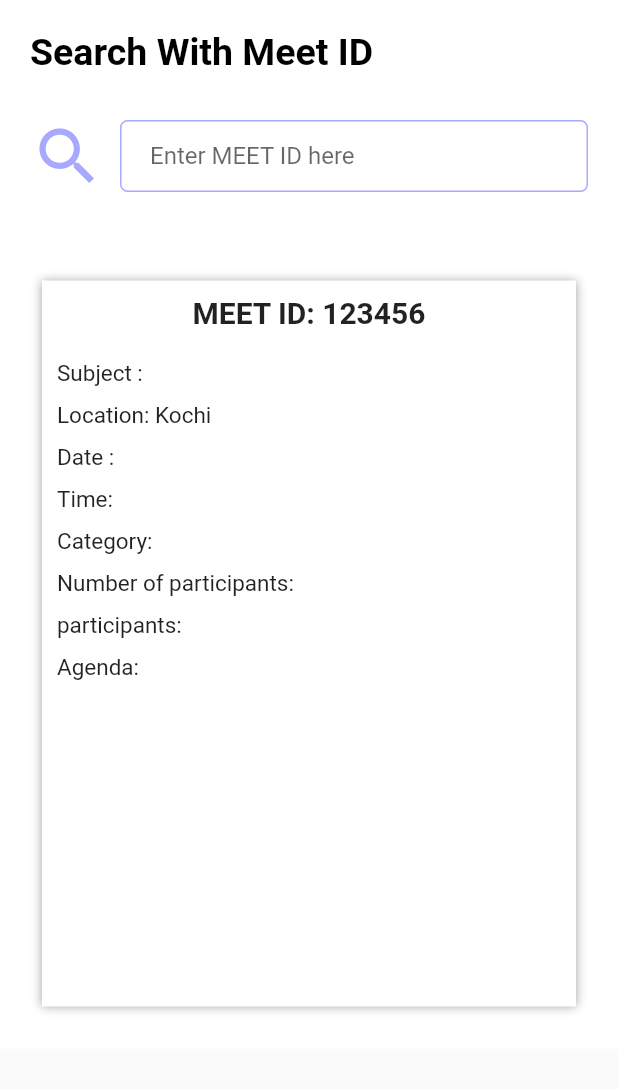
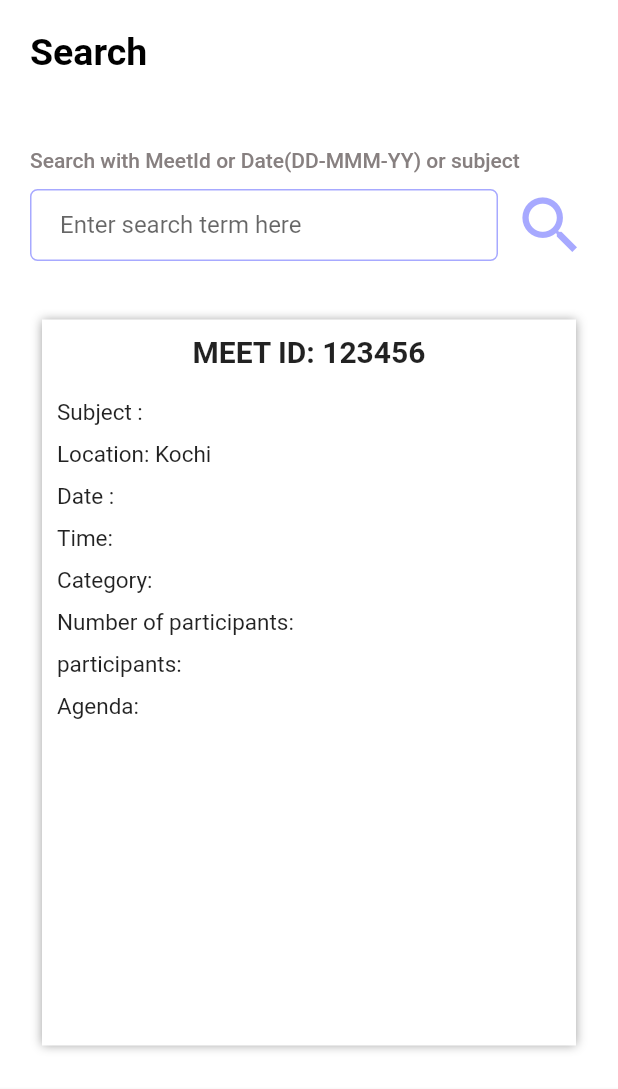
Before and after one commit to AdharshReghu/Minutes-Tracker-V2, a Flutter app: the SearchID screen opened directly, on a phone screen of 412 x 824 dp. Shown: the top 1089 px of the screen. Run offline on Flutter 3.47's test engine with Material 2 defaults, Android fonts, the light colour scheme and no system bars; our stand-ins replace cloud_firestore, file_picker, firebase_auth, firebase_core, get; accounts and stored records are empty.

Commit message:
edited search page

```diff
--- a/lib/views/searchMeetID.dart
+++ b/lib/views/searchMeetID.dart
@@ -5,7 +5,8 @@ import 'package:minutes_tracker/models/meetingCardModel.dart';
 import '../models/meetingList.dart';
 
 class SearchID extends StatelessWidget {
-  const SearchID({Key? key}) : super(key: key);
+   SearchID({Key? key}) : super(key: key);
+  final _searchkey = GlobalKey<FormState>();
 
   @override
   Widget build(BuildContext context) {
@@ -20,29 +21,41 @@ class SearchID extends StatelessWidget {
                 children: [
                   Align(
                     child: Text(
-                      "Search With Meet ID",
+                      "Search",
                       style: kBlackHeadingSize,
                     ),
                     alignment: Alignment.topLeft,
                   ),
-                  SizedBox(height: 30),
-                  SizedBox(
+                  SizedBox(height: 50),
+                  Align(alignment: Alignment.topLeft,child: Text("Search with MeetId or Date(DD-MMM-YY) or subject",style: kGreyTextStyle,)),
+                  SizedBox(height: 10),
+                  Container(
                     width: double.infinity,
                     child: Row(
                       children: [
-                        Icon(Icons.search, size: 50, color: kMaintheme),
-                        SizedBox(width: 10),
                         Expanded(
-                          child: TextFormField(
-                            decoration: kTextFieldCreate.copyWith(
-                              hintText: "Enter MEET ID here",
+                          child: Form(
+                            key: _searchkey,
+                            child: TextFormField(
+                              validator: (value) {
+                                if (value!.isEmpty){
+                                  return "Enter Date,Subject or MeetID to search!";
+                                } else {
+                                  return null;
+                                }
+                              },
+                              decoration: kTextFieldCreate.copyWith(
+                                hintText: "Enter search term here",
+                              ),
                             ),
                           ),
                         ),
+                        SizedBox(width: 10),
+                        InkWell(child: Icon(Icons.search,size: 50,color: kMaintheme,),onTap: (){if (_searchkey.currentState!.validate()) {}})
                       ],
                     ),
                   ),
-                  SizedBox(height: 50),
+                  SizedBox(height: 30),
                   Container(
                     height: 500,
                     width: double.infinity,
```
